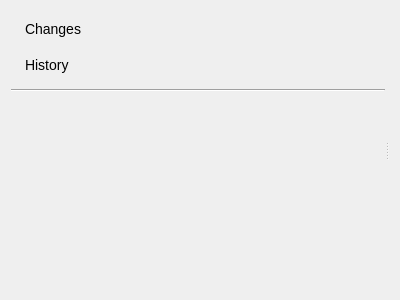
The window that src/pages/pagehost.ui (Rbcum/RepoMan) describes before a commit, drawn with Qt 5.
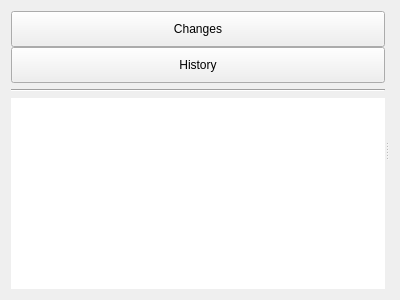
The same window after the commit. Icons and pictures are not drawn. Custom widgets are drawn as their Qt base class.

Diff of the .ui file:
```diff
--- a/src/pages/pagehost.ui
+++ b/src/pages/pagehost.ui
@@ -39,29 +39,12 @@
            </property>
            <property name="font">
             <font>
-             <pointsize>-1</pointsize>
              <bold>false</bold>
             </font>
            </property>
-           <property name="styleSheet">
-            <string notr="true">QPushButton{
-       border:none;
-       outline: none;
-       text-align: left;
-       padding-left: 14px;
-       font-size: 14px;
-}
-QPushButton:checked{
-       background:LightGray;
-}</string>
-           </property>
            <property name="text">
             <string>Changes</string>
            </property>
-           <property name="icon">
-            <iconset resource="../resources.qrc">
-             <normaloff>:/resources/action_changes.svg</normaloff>:/resources/action_changes.svg</iconset>
-           </property>
            <property name="iconSize">
             <size>
              <width>24</width>
@@ -92,29 +75,12 @@
            </property>
            <property name="font">
             <font>
-             <pointsize>-1</pointsize>
              <bold>false</bold>
             </font>
            </property>
-           <property name="styleSheet">
-            <string notr="true">QPushButton{
-       border:none;
-       outline: none;
-       text-align: left;
-       padding-left: 14px;
-       font-size: 14px;
-}
-QPushButton:checked{
-       background:LightGray;
-}</string>
-           </property>
            <property name="text">
             <string>History</string>
            </property>
-           <property name="icon">
-            <iconset resource="../resources.qrc">
-             <normaloff>:/resources/action_history.svg</normaloff>:/resources/action_history.svg</iconset>
-           </property>
            <property name="iconSize">
             <size>
              <width>24</width>
@@ -146,23 +112,6 @@
          <property name="autoFillBackground">
           <bool>false</bool>
          </property>
-         <property name="styleSheet">
-          <string notr="true">QTreeView {
-		background-color: #EFEFEF;
-}
-QTreeView::item {
-       height: 28px;
-}
-QTreeView::item:focus {
-       border:none;
-}
-QTreeView::item:selected {
-       background: LightGray;
-}
-QTreeView::branch:selected {
-   		background: LightGray;
-}</string>
-         </property>
          <property name="frameShape">
           <enum>QFrame::NoFrame</enum>
          </property>
```
Left out of the diff: 4 changed lines with no effect on the pictures.
